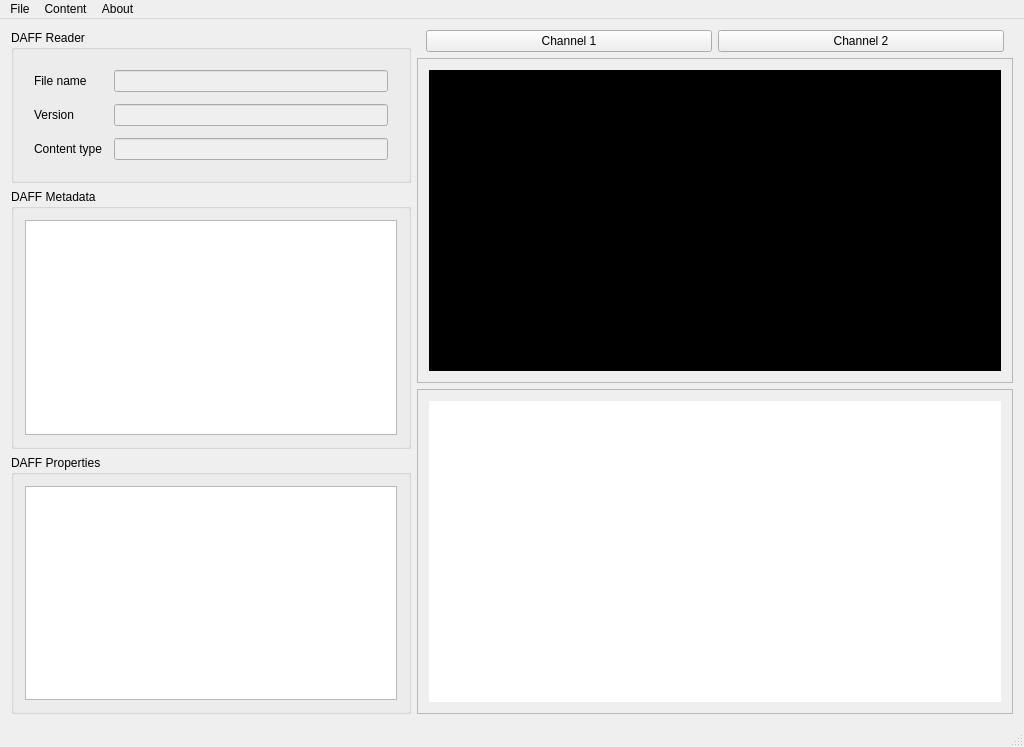
This is apps/viewer/ui/QDAFFViewerWindow.ui in svn2github/opendaff as Qt 5 draws it before an edit. The edited form follows.
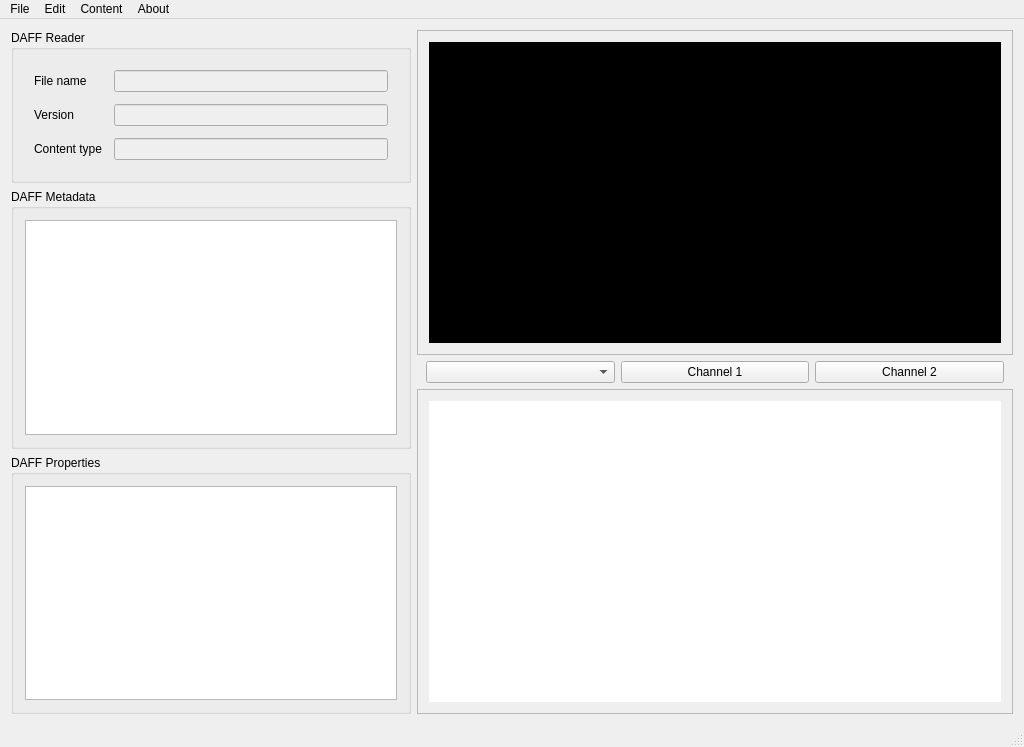
This is the edited form. Custom widgets are drawn as their Qt base class.

Commit message: upd: more signals and slots to interact with the view on the DAFF content with DAFFViewer. upd: some refactoring

What changed in the file:
```diff
--- a/apps/viewer/ui/QDAFFViewerWindow.ui
+++ b/apps/viewer/ui/QDAFFViewerWindow.ui
@@ -161,15 +161,43 @@
        </layout>
       </item>
       <item>
-       <layout class="QVBoxLayout" name="layout_Visualization" stretch="0,1,1">
+       <layout class="QVBoxLayout" name="layout_Visualization" stretch="1,0,1">
         <item>
-         <layout class="QHBoxLayout" name="horizontalLayout_ChannelSwitcher">
+         <widget class="QFrame" name="frame_3DPlot">
+          <property name="frameShape">
+           <enum>QFrame::StyledPanel</enum>
+          </property>
+          <property name="frameShadow">
+           <enum>QFrame::Raised</enum>
+          </property>
+          <layout class="QGridLayout" name="gridLayout_2" columnstretch="1">
+           <item row="0" column="0">
+            <widget class="QDAFFVTKWidget" name="DAFF3DPlot_VTKWidget" native="true">
+             <property name="minimumSize">
+              <size>
+               <width>400</width>
+               <height>300</height>
+              </size>
+             </property>
+             <property name="styleSheet">
+              <string notr="true">background-color: rgb(0, 0, 0);</string>
+             </property>
+            </widget>
+           </item>
+          </layout>
+         </widget>
+        </item>
+        <item>
+         <layout class="QHBoxLayout" name="horizontalLayout_InteractionPanel">
           <property name="leftMargin">
            <number>9</number>
           </property>
           <property name="rightMargin">
            <number>9</number>
           </property>
+          <item>
+           <widget class="QComboBox" name="comboBox_FrequencySelector"/>
+          </item>
           <item>
            <widget class="QPushButton" name="pushButton_Channel1">
             <property name="text">
@@ -186,31 +214,6 @@
           </item>
          </layout>
         </item>
-        <item>
-         <widget class="QFrame" name="frame_3DPlot">
-          <property name="frameShape">
-           <enum>QFrame::StyledPanel</enum>
-          </property>
-          <property name="frameShadow">
-           <enum>QFrame::Raised</enum>
-          </property>
-          <layout class="QGridLayout" name="gridLayout_2" columnstretch="1">
-           <item row="0" column="0">
-            <widget class="QDAFFVTKWidget" name="DAFF3DPlot_VTKWidget" native="true">
-             <property name="minimumSize">
-              <size>
-               <width>400</width>
-               <height>300</height>
-              </size>
-             </property>
-             <property name="styleSheet">
-              <string notr="true">background-color: rgb(0, 0, 0);</string>
-             </property>
-            </widget>
-           </item>
-          </layout>
-         </widget>
-        </item>
         <item>
          <widget class="QFrame" name="frame_2DPlot">
           <property name="frameShape">
@@ -269,6 +272,40 @@
    </widget>
    <widget class="QMenu" name="menuContent">
     <property name="title">
+     <string>Edit</string>
+    </property>
+    <widget class="QMenu" name="menuObject_view">
+     <property name="title">
+      <string>Object view</string>
+     </property>
+     <addaction name="actionIncrease_phi"/>
+     <addaction name="actionDecrease_phi"/>
+     <addaction name="separator"/>
+     <addaction name="actionIncrease_theta"/>
+     <addaction name="actionDecrease_theta"/>
+    </widget>
+    <widget class="QMenu" name="menuData_view">
+     <property name="title">
+      <string>Data view</string>
+     </property>
+     <addaction name="actionIncrease_alpha"/>
+     <addaction name="actionDecrease_alpha"/>
+     <addaction name="separator"/>
+     <addaction name="actionIncrease_beta"/>
+     <addaction name="actionDecrease_beta"/>
+    </widget>
+    <addaction name="separator"/>
+    <addaction name="actionIncrease_channel"/>
+    <addaction name="actionDecrease_channel"/>
+    <addaction name="separator"/>
+    <addaction name="actionIncrease_Frequency"/>
+    <addaction name="actionDecrease_Frequency"/>
+    <addaction name="separator"/>
+    <addaction name="menuObject_view"/>
+    <addaction name="menuData_view"/>
+   </widget>
+   <widget class="QMenu" name="menuEdit">
+    <property name="title">
      <string>Content</string>
     </property>
     <addaction name="actionDownload"/>
@@ -277,6 +314,7 @@
    </widget>
    <addaction name="menuFile"/>
    <addaction name="menuContent"/>
+   <addaction name="menuEdit"/>
    <addaction name="menuAbout"/>
   </widget>
   <widget class="QStatusBar" name="DAFFStatusBar"/>
```
Left out of the diff: 64 changed lines with no effect on the pictures. The commit also changes 5 other files.
